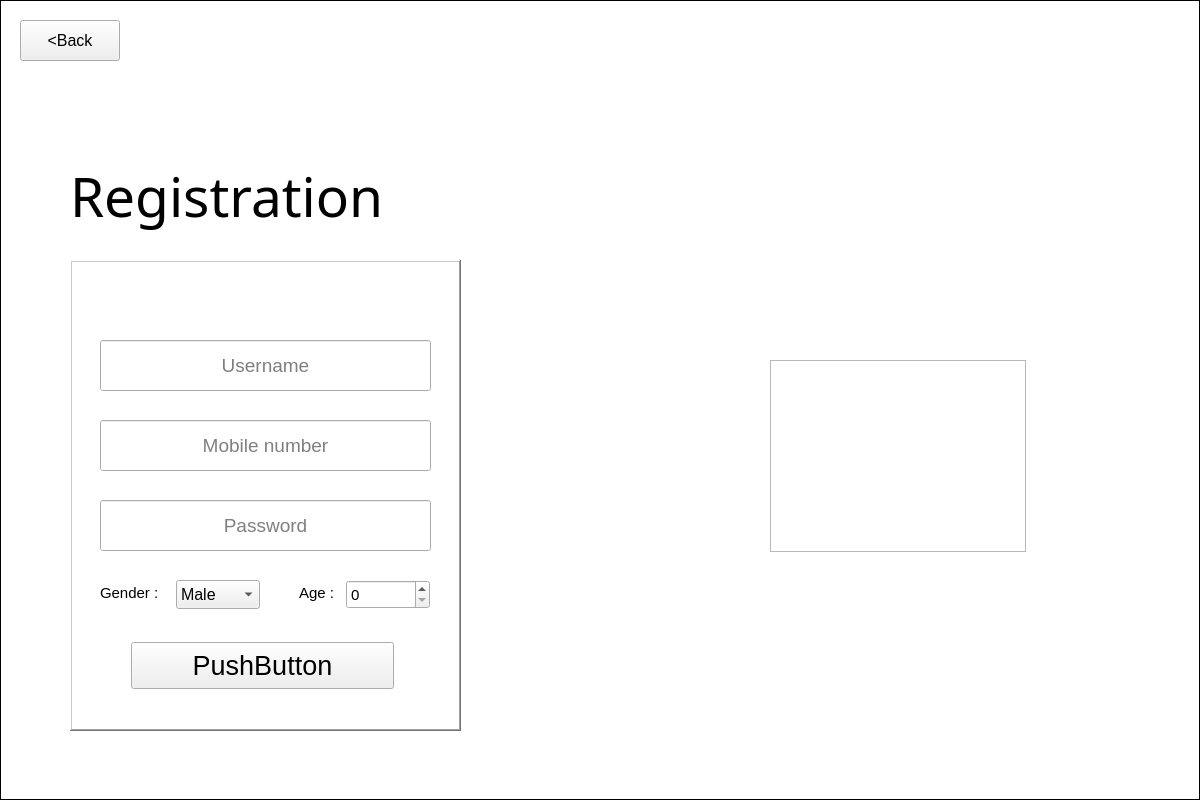
Creed667/FoodiePalaceCustomer, file FoodiePalace_Customer/mainwindow.ui: the form before one commit.
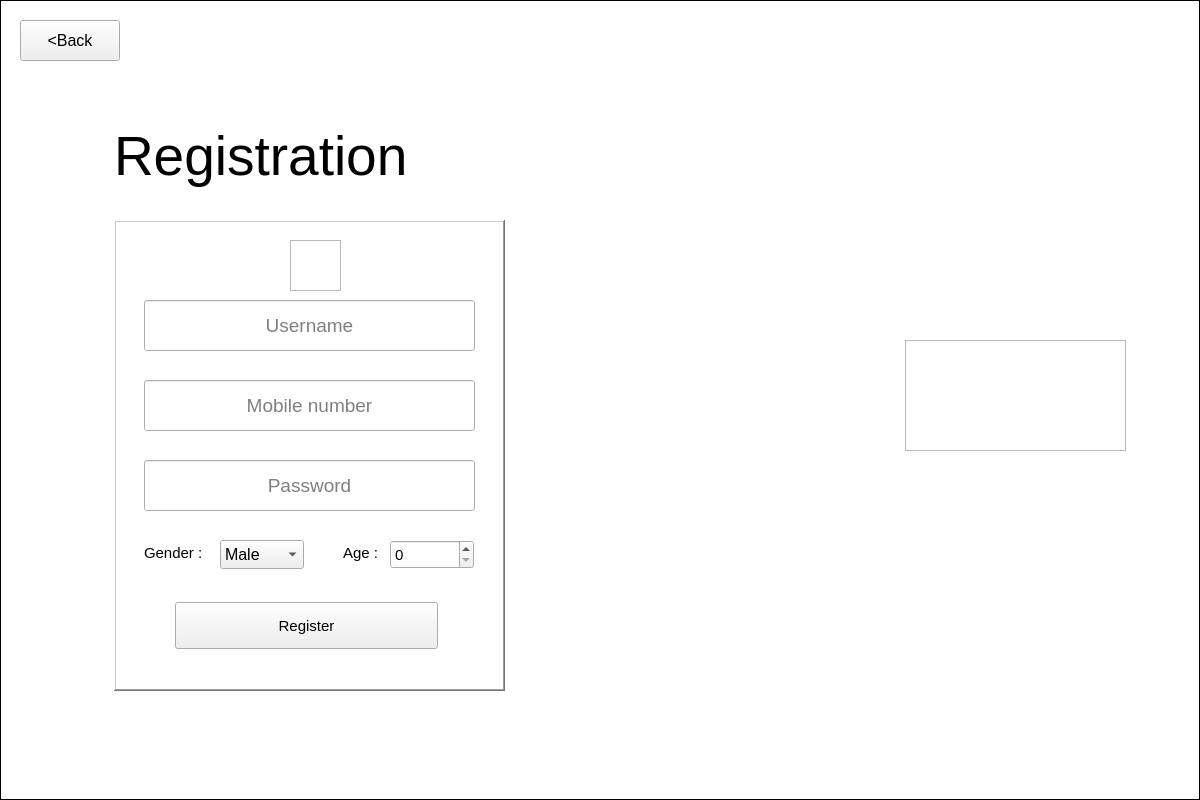
The form after the commit. Icons and pictures are not drawn.

The edit to the form file:
```diff
--- a/FoodiePalace_Customer/mainwindow.ui
+++ b/FoodiePalace_Customer/mainwindow.ui
@@ -101,8 +101,8 @@
       </property>
       <property name="font">
        <font>
-        <pointsize>24</pointsize>
-        <bold>true</bold>
+        <pointsize>44</pointsize>
+        <bold>false</bold>
        </font>
       </property>
       <property name="text">
@@ -126,8 +126,8 @@
       </property>
       <property name="font">
        <font>
-        <pointsize>12</pointsize>
-        <bold>true</bold>
+        <pointsize>11</pointsize>
+        <bold>false</bold>
        </font>
       </property>
       <property name="cursor">
@@ -148,8 +148,8 @@
       </property>
       <property name="font">
        <font>
-        <pointsize>12</pointsize>
-        <bold>true</bold>
+        <pointsize>11</pointsize>
+        <bold>false</bold>
        </font>
       </property>
       <property name="cursor">
@@ -159,6 +159,19 @@
        <string>Register</string>
       </property>
      </widget>
+     <widget class="QGraphicsView" name="FoodiePalaceLogo_3">
+      <property name="geometry">
+       <rect>
+        <x>905</x>
+        <y>340</y>
+        <width>221</width>
+        <height>111</height>
+       </rect>
+      </property>
+      <property name="styleSheet">
+       <string notr="true">border-image: url(:/img/resource/logo.png);</string>
+      </property>
+     </widget>
     </widget>
     <widget class="QWidget" name="loginPage">
      <property name="maximumSize">
@@ -204,10 +217,10 @@
      <widget class="QLabel" name="loginPagLabel">
       <property name="geometry">
        <rect>
-        <x>390</x>
-        <y>90</y>
-        <width>261</width>
-        <height>51</height>
+        <x>191</x>
+        <y>190</y>
+        <width>211</width>
+        <height>81</height>
        </rect>
       </property>
       <property name="font">
@@ -226,7 +239,7 @@
      <widget class="QPushButton" name="loginPageLoginButton">
       <property name="geometry">
        <rect>
-        <x>100</x>
+        <x>140</x>
         <y>510</y>
         <width>331</width>
         <height>51</height>
@@ -234,9 +247,9 @@
       </property>
       <property name="font">
        <font>
-        <pointsize>12</pointsize>
+        <pointsize>11</pointsize>
         <italic>false</italic>
-        <bold>true</bold>
+        <bold>false</bold>
         <strikeout>false</strikeout>
        </font>
       </property>
@@ -278,7 +291,7 @@
      <widget class="QLineEdit" name="loginPagePassword">
       <property name="geometry">
        <rect>
-        <x>100</x>
+        <x>140</x>
         <y>420</y>
         <width>331</width>
         <height>51</height>
@@ -302,7 +315,7 @@
      <widget class="QLineEdit" name="loginPageUsername">
       <property name="geometry">
        <rect>
-        <x>100</x>
+        <x>140</x>
         <y>330</y>
         <width>331</width>
         <height>51</height>
@@ -329,7 +342,7 @@
      <widget class="QGraphicsView" name="graphicsView">
       <property name="geometry">
        <rect>
-        <x>70</x>
+        <x>110</x>
         <y>300</y>
         <width>391</width>
         <height>291</height>
@@ -342,6 +355,19 @@
        <enum>QFrame::Raised</enum>
       </property>
      </widget>
+     <widget class="QGraphicsView" name="FoodiePalaceLogo_2">
+      <property name="geometry">
+       <rect>
+        <x>905</x>
+        <y>340</y>
+        <width>221</width>
+        <height>111</height>
+       </rect>
+      </property>
+      <property name="styleSheet">
+       <string notr="true">border-image: url(:/img/resource/logo.png);</string>
+      </property>
+     </widget>
      <zorder>loginPage_2</zorder>
      <zorder>graphicsView</zorder>
      <zorder>loginPagLabel</zorder>
@@ -349,6 +375,7 @@
      <zorder>loginPageBackButton</zorder>
      <zorder>loginPagePassword</zorder>
      <zorder>loginPageUsername</zorder>
+     <zorder>FoodiePalaceLogo_2</zorder>
     </widget>
     <widget class="QWidget" name="registerPage">
      <widget class="QGraphicsView" name="registerPage2">
@@ -391,15 +418,14 @@
      <widget class="QLabel" name="RegisterLabel">
       <property name="geometry">
        <rect>
-        <x>70</x>
-        <y>150</y>
-        <width>431</width>
+        <x>114</x>
+        <y>110</y>
+        <width>391</width>
         <height>91</height>
        </rect>
       </property>
       <property name="font">
        <font>
-        <family>Stencil</family>
         <pointsize>41</pointsize>
         <bold>false</bold>
        </font>
@@ -411,8 +437,8 @@
      <widget class="QLineEdit" name="registerPageUsername">
       <property name="geometry">
        <rect>
-        <x>100</x>
-        <y>340</y>
+        <x>144</x>
+        <y>300</y>
         <width>331</width>
         <height>51</height>
        </rect>
@@ -432,8 +458,8 @@
      <widget class="QLineEdit" name="registerPageMobile">
       <property name="geometry">
        <rect>
-        <x>100</x>
-        <y>420</y>
+        <x>144</x>
+        <y>380</y>
         <width>331</width>
         <height>51</height>
        </rect>
@@ -453,8 +479,8 @@
      <widget class="QLineEdit" name="registerPagePassword">
       <property name="geometry">
        <rect>
-        <x>100</x>
-        <y>500</y>
+        <x>144</x>
+        <y>460</y>
         <width>331</width>
         <height>51</height>
        </rect>
@@ -477,8 +503,8 @@
      <widget class="QComboBox" name="registerPageGenderSelect">
       <property name="geometry">
        <rect>
-        <x>176</x>
-        <y>580</y>
+        <x>220</x>
+        <y>540</y>
         <width>84</width>
         <height>29</height>
        </rect>
@@ -524,8 +550,8 @@
      <widget class="QLabel" name="registerGenderLabel">
       <property name="geometry">
        <rect>
-        <x>100</x>
-        <y>577</y>
+        <x>144</x>
+        <y>537</y>
         <width>71</width>
         <height>31</height>
        </rect>
@@ -543,8 +569,8 @@
      <widget class="QLabel" name="registerGenderLabel_2">
       <property name="geometry">
        <rect>
-        <x>299</x>
-        <y>577</y>
+        <x>343</x>
+        <y>537</y>
         <width>41</width>
         <height>31</height>
        </rect>
@@ -562,8 +588,8 @@
      <widget class="QSpinBox" name="registerPageAgeBox">
       <property name="geometry">
        <rect>
-        <x>346</x>
-        <y>580</y>
+        <x>390</x>
+        <y>540</y>
         <width>84</width>
         <height>29</height>
        </rect>
@@ -586,12 +612,18 @@
      <widget class="QGraphicsView" name="registerPageRegisterFrame">
       <property name="geometry">
        <rect>
-        <x>70</x>
-        <y>260</y>
+        <x>114</x>
+        <y>220</y>
         <width>391</width>
         <height>471</height>
        </rect>
       </property>
+      <property name="font">
+       <font>
+        <pointsize>20</pointsize>
+        <kerning>true</kerning>
+       </font>
+      </property>
       <property name="frameShape">
        <enum>QFrame::WinPanel</enum>
       </property>
@@ -608,27 +640,48 @@
        <enum>QGraphicsView::NoDrag</enum>
       </property>
      </widget>
-     <widget class="QPushButton" name="pushButton">
+     <widget class="QPushButton" name="regiterPageRegisterButton">
       <property name="geometry">
        <rect>
-        <x>131</x>
-        <y>642</y>
+        <x>175</x>
+        <y>602</y>
         <width>263</width>
         <height>47</height>
        </rect>
       </property>
+      <property name="font">
+       <font>
+        <pointsize>11</pointsize>
+       </font>
+      </property>
       <property name="text">
-       <string>PushButton</string>
+       <string>Register</string>
       </property>
      </widget>
      <widget class="QGraphicsView" name="FoodiePalaceLogo">
       <property name="geometry">
        <rect>
-        <x>770</x>
-        <y>360</y>
-        <width>256</width>
-        <height>192</height>
+        <x>905</x>
+        <y>340</y>
+        <width>221</width>
+        <height>111</height>
        </rect>
+      </property>
+      <property name="styleSheet">
+       <string notr="true">border-image: url(:/img/resource/logo.png);</string>
+      </property>
+     </widget>
+     <widget class="QGraphicsView" name="userpfpGraphicsView">
+      <property name="geometry">
+       <rect>
+        <x>290</x>
+        <y>240</y>
+        <width>51</width>
+        <height>51</height>
+       </rect>
+      </property>
+      <property name="styleSheet">
+       <string notr="true"/>
       </property>
      </widget>
      <zorder>registerPage2</zorder>
@@ -642,8 +695,21 @@
      <zorder>registerGenderLabel</zorder>
      <zorder>registerGenderLabel_2</zorder>
      <zorder>registerPageAgeBox</zorder>
-     <zorder>pushButton</zorder>
+     <zorder>regiterPageRegisterButton</zorder>
      <zorder>FoodiePalaceLogo</zorder>
+     <zorder>userpfpGraphicsView</zorder>
+    </widget>
+    <widget class="QWidget" name="DashboardPage">
+     <widget class="QGraphicsView" name="DashboardGraphicsView">
+      <property name="geometry">
+       <rect>
+        <x>0</x>
+        <y>0</y>
+        <width>1200</width>
+        <height>800</height>
+       </rect>
+      </property>
+     </widget>
     </widget>
    </widget>
   </widget>
```
